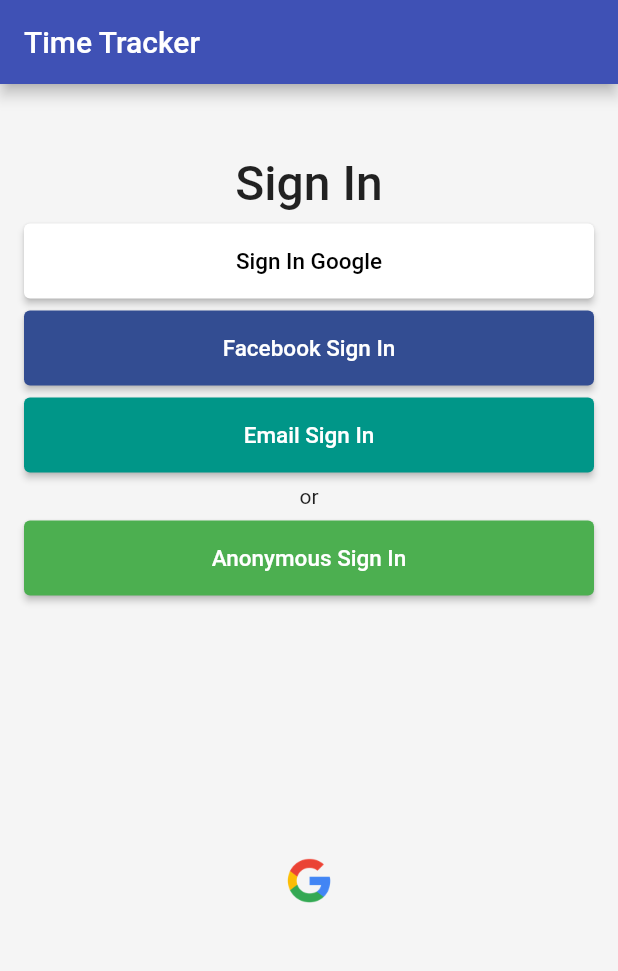
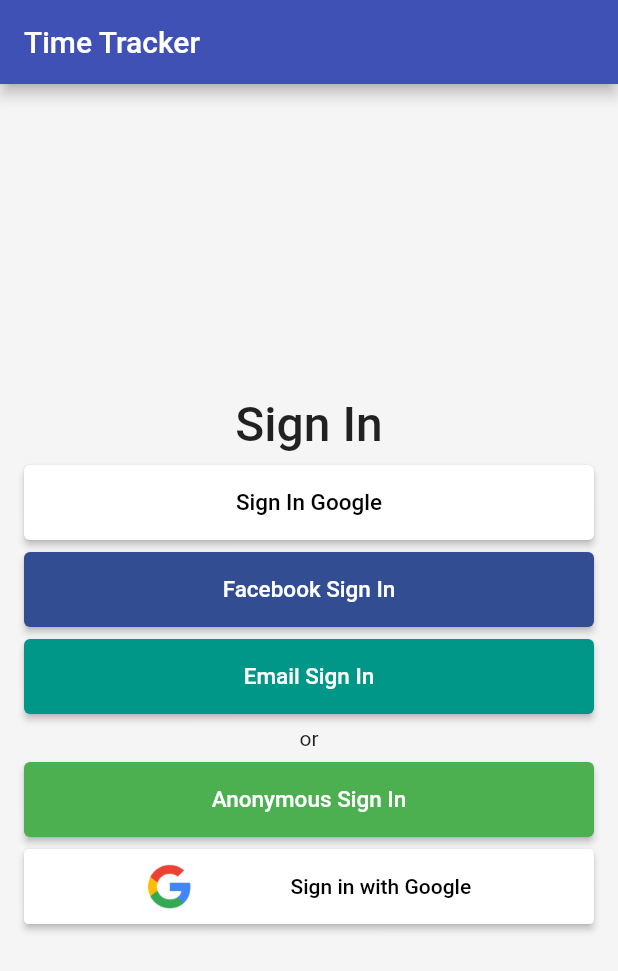
Before and after one commit to mahodas/time_tracker_app, a Flutter app: the screen it shows after launch, on a phone screen of 412 x 824 dp. Shown: the top 971 px of the screen. Run offline on Flutter 3.47's test engine with Material 2 defaults, Android fonts, the phone set to English and light mode, and no system bars.

Commit message:
social sign in button

```diff
--- a/lib/app/app_sign_in/sign_in_page.dart
+++ b/lib/app/app_sign_in/sign_in_page.dart
@@ -81,7 +81,28 @@ class SignInPage extends StatelessWidget {
             textColor: Colors.white,
             onPressed: () {},
           ),
-          Image.asset('images/google-logo.png')
+          const SizedBox(
+            height: 8.0,
+          ),
+          CoustomElevatedButton(
+            child: Row(
+              mainAxisAlignment: MainAxisAlignment.spaceEvenly,
+              children: [
+                Opacity(
+                    opacity: 1, child: Image.asset('images/google-logo.png')),
+                Text(
+                  'Sign in with Google',
+                  style: TextStyle(
+                    color: Colors.black,
+                  ),
+                ),
+              ],
+            ),
+            color: Colors.white,
+            borderRadius: 3.0,
+            onPressed: () => {},
+            height: 50.0,
+          )
         ],
       ),
     );
```
Also changed, not shown: lib/app/app_sign_in/social_sign_in_button.dart (added).
